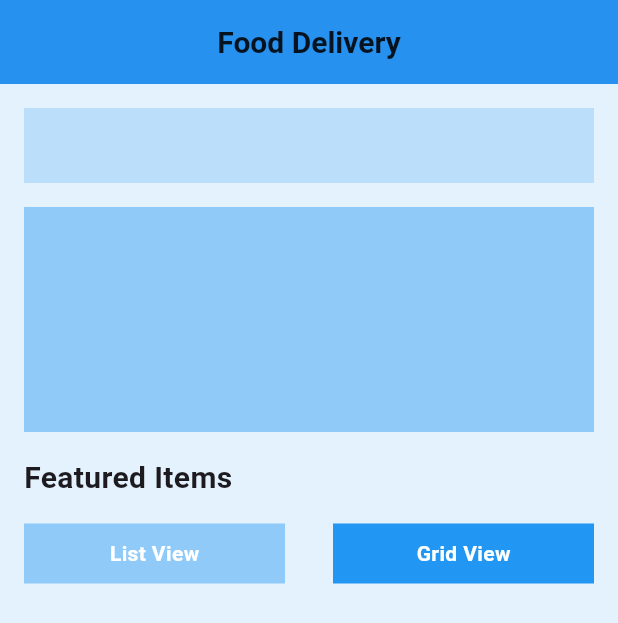
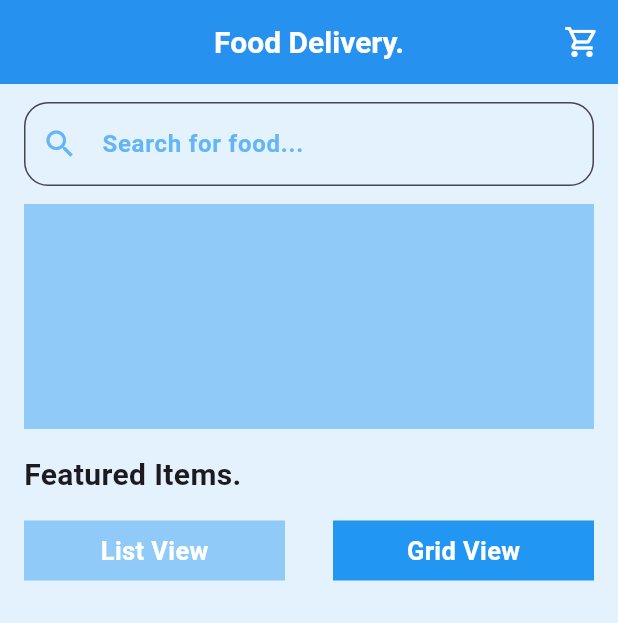
Before and after one commit to Wello69/food_delivery, a Flutter app: the screen it shows after launch, on a phone screen of 412 x 824 dp. Shown: the top 623 px of the screen. Run offline on Flutter 3.47's test engine with Material 3 defaults, Android fonts, the phone set to English and light mode, and no system bars.

Commit message:
Feat: add functional SearchBar in HomeScreen

```diff
--- a/lib/features/home/screens/home_screen.dart
+++ b/lib/features/home/screens/home_screen.dart
@@ -14,37 +14,110 @@ class _HomeScreenState extends State<HomeScreen> {
   Widget build(BuildContext context) {
     return Scaffold(
       appBar: AppBar(
-        title: const Text('Food Delivery', style: TextStyle(fontSize:20.0, fontWeight:FontWeight.bold, color:Colors.black87)),
+        title: const Text(
+          'Food Delivery.',
+          style: TextStyle(
+            fontSize: 20.0,
+            fontWeight: FontWeight.bold,
+            color: Colors.white,
+          ),
+        ),
         centerTitle: true,
         backgroundColor: Colors.blue,
+        actions: [
+          IconButton(
+            onPressed: () {
+              print('Moving to cart screen.'); //  Cart Screen
+            },
+            icon: const Icon(Icons.shopping_cart_outlined, color: Colors.white,),
+          ),
+        ],
       ),
       body: SingleChildScrollView(
         child: Column(
           crossAxisAlignment: CrossAxisAlignment.start,
           children: [
-            Container(height: 50, margin: const EdgeInsets.all(16), color: Colors.blue[100]), // SearchBar placeholder
-            Container(height: 150, margin: const EdgeInsets.symmetric(horizontal: 16), color: Colors.blue[200]), // Carousel placeholder
+            Padding(
+              padding: const EdgeInsets.symmetric(horizontal: 16, vertical: 12),
+              child: TextField(
+                decoration: InputDecoration(
+                  hintText: 'Search for food...',
+                  hintStyle: TextStyle(
+                    fontWeight: FontWeight.bold,
+                    color: Colors.blue[300],
+                  ),
+                  prefixIcon: Icon(
+                    Icons.search,
+                    size: 24.0,
+                    color: Colors.blue[300],
+                  ),
+                  filled: true,
+                  fillColor: Colors.blue[50],
+                  border: OutlineInputBorder(
+                    borderRadius: BorderRadius.circular(16),
+                  ),
+                ),
+              ),
+            ),
+            Container(
+              height: 150,
+              margin: const EdgeInsets.symmetric(horizontal: 16),
+              color: Colors.blue[200],
+            ), // Carousel placeholder
             Padding(
               padding: const EdgeInsets.all(16.0),
-              child: Text('Featured Items', style: TextStyle(fontSize: 20, fontWeight: FontWeight.bold)),
+              child: Text(
+                'Featured Items.',
+                style: TextStyle(fontSize: 20, fontWeight: FontWeight.bold),
+              ),
             ),
             Row(
               children: [
                 Expanded(
                   child: GestureDetector(
                     onTap: () => setState(() => isGrid = false),
-                    child: Container(height: 40, margin: const EdgeInsets.symmetric(horizontal: 16), color: isGrid ? Colors.blue[200] : Colors.blue, alignment: Alignment.center, child: const Text('List View', style: TextStyle(color: Colors.white,fontWeight: FontWeight.bold))),
+                    child: Container(
+                      height: 40,
+                      margin: const EdgeInsets.symmetric(horizontal: 16),
+                      color: isGrid ? Colors.blue[200] : Colors.blue,
+                      alignment: Alignment.center,
+                      child: const Text(
+                        'List View',
+                        style: TextStyle(
+                          color: Colors.white,
+                          fontSize: 17.0,
+                          fontWeight: FontWeight.bold,
+                        ),
+                      ),
+                    ),
                   ),
                 ),
                 Expanded(
                   child: GestureDetector(
                     onTap: () => setState(() => isGrid = true),
-                    child: Container(height: 40, margin: const EdgeInsets.symmetric(horizontal: 16), color: isGrid ? Colors.blue : Colors.blue[200], alignment: Alignment.center, child: const Text('Grid View', style: TextStyle(color: Colors.white,fontWeight: FontWeight.bold))),
+                    child: Container(
+                      height: 40,
+                      margin: const EdgeInsets.symmetric(horizontal: 16),
+                      color: isGrid ? Colors.blue : Colors.blue[200],
+                      alignment: Alignment.center,
+                      child: const Text(
+                        'Grid View',
+                        style: TextStyle(
+                          color: Colors.white,
+                          fontSize: 17.0,
+                          fontWeight: FontWeight.bold,
+                        ),
+                      ),
+                    ),
                   ),
                 ),
               ],
             ),
-            Container(height: 200, margin: const EdgeInsets.all(16), color: Colors.blue[50]), // Products placeholder
+            Container(
+              height: 200,
+              margin: const EdgeInsets.all(16),
+              color: Colors.blue[50],
+            ), // Products placeholder
           ],
         ),
       ),
```
